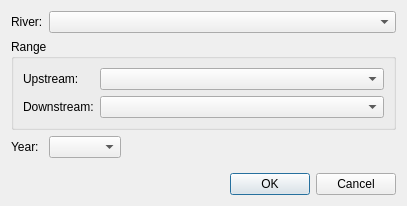
First picture: the form in libs/geodata/riversurvey/private/geodatariversurveywebimporter_settingdialog.ui, repository i-RIC/prepost-gui, before the edit.
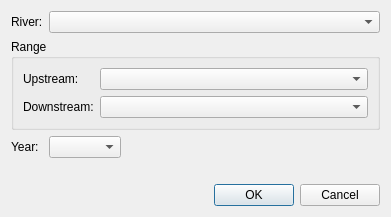
Second picture: the form after the edit.

What changed in the file:
```diff
--- a/libs/geodata/riversurvey/private/geodatariversurveywebimporter_settingdialog.ui
+++ b/libs/geodata/riversurvey/private/geodatariversurveywebimporter_settingdialog.ui
@@ -6,8 +6,8 @@
    <rect>
     <x>0</x>
     <y>0</y>
-    <width>407</width>
-    <height>206</height>
+    <width>391</width>
+    <height>207</height>
    </rect>
   </property>
   <property name="windowTitle">
@@ -84,6 +84,13 @@
      </item>
     </layout>
    </item>
+   <item>
+    <widget class="QLabel" name="messageLabel">
+     <property name="text">
+      <string/>
+     </property>
+    </widget>
+   </item>
    <item>
     <spacer name="verticalSpacer">
      <property name="orientation">
```
